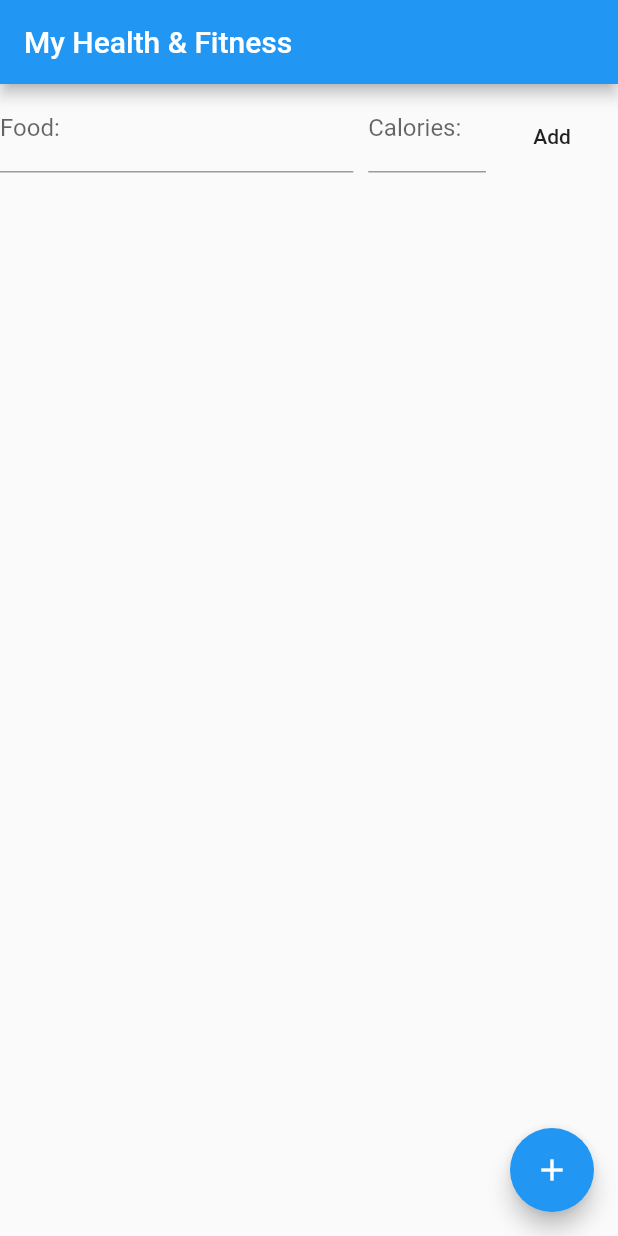
After one commit to watkins-matt/csuf-fitness-mobile, a Flutter app: the screen it shows after launch, on a phone screen of 412 x 824 dp. The commit adds this screen. Run offline on Flutter 3.47's test engine with Material 2 defaults, Android fonts, the phone set to English and light mode, and no system bars.

Commit message:
Refactor/reorganize code for maintainability

```diff
--- /dev/null
+++ b/lib/calorie_tracker_page.dart
@@ -0,0 +1,52 @@
+import 'package:flutter/material.dart';
+
+class CalorieTrackerPage extends StatefulWidget {
+  CalorieTrackerPage({Key key, this.title}) : super(key: key);
+  final String title;
+
+  @override
+  _CalorieTrackerPageState createState() => _CalorieTrackerPageState();
+}
+
+class _CalorieTrackerPageState extends State<CalorieTrackerPage> {
+  @override
+  Widget build(BuildContext context) {
+    return Scaffold(
+      appBar: AppBar(
+        title: Text(widget.title),
+      ),
+      body: Center(
+        child: Column(
+          mainAxisAlignment: MainAxisAlignment.start,
+          children: <Widget>[
+            Row(
+                mainAxisAlignment: MainAxisAlignment.start,
+                crossAxisAlignment: CrossAxisAlignment.end,
+                children: <Widget>[
+                  Expanded(
+                    flex: 3,
+                    child: TextFormField(
+                        decoration: InputDecoration(labelText: "Food:")),
+                  ),
+                  SizedBox(width: 10),
+                  Expanded(
+                      flex: 1,
+                      child: TextFormField(
+                        decoration: InputDecoration(labelText: "Calories:"),
+                      )),
+                  FlatButton(
+                    child: Text("Add"),
+                    onPressed: () {},
+                  )
+                ]),
+          ],
+        ),
+      ),
+      floatingActionButton: FloatingActionButton(
+        onPressed: () {},
+        tooltip: 'Add',
+        child: Icon(Icons.add),
+      ),
+    );
+  }
+}
```
Also changed, not shown: lib/main.dart (+4 -54 lines), 1 other file.
